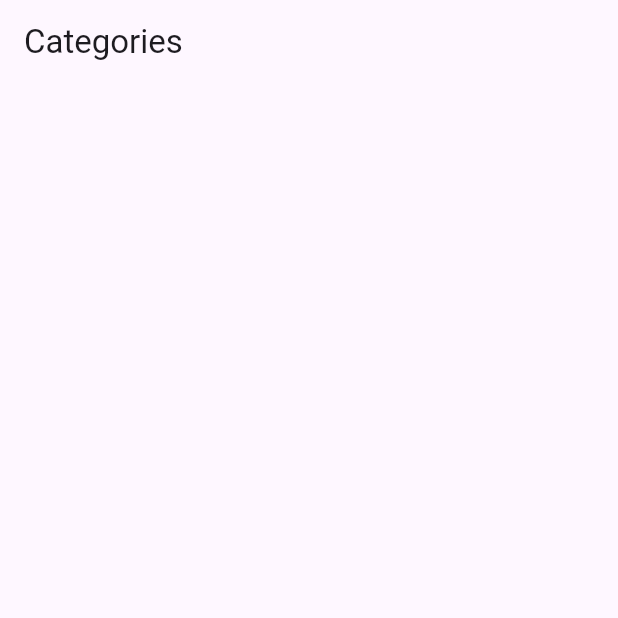
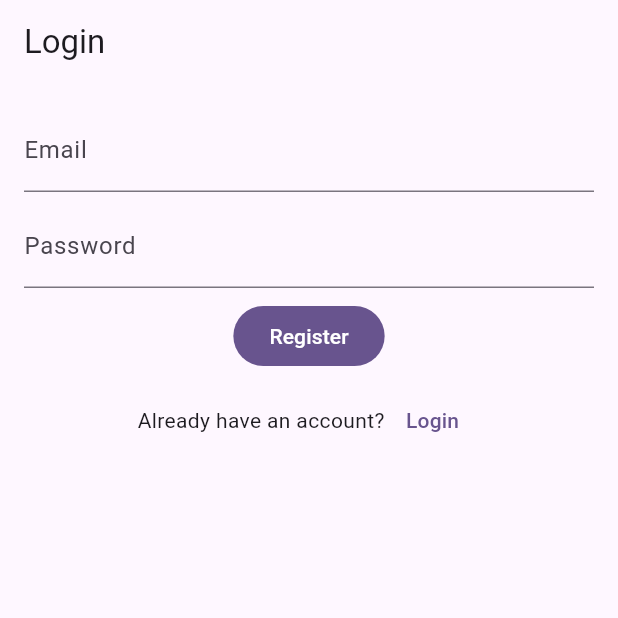
Before and after one commit to MeIsAmanda/quirknthreads-mobile, a Flutter app: the screen it shows after launch, on a phone screen of 412 x 824 dp, the top half of it. Run offline on Flutter 3.47's test engine with Material 3 defaults, Android fonts, the phone set to English and light mode, and no system bars; our stand-ins replace bloc, cloud_firestore, equatable, firebase_auth, firebase_core, flutter_bloc; missing offline and left inert: cloud_firestore_platform_interface, flutter_stripe; accounts and stored records are empty.

Commit message:
Added registration with error; need more validations though

```diff
--- a/lib/main.dart
+++ b/lib/main.dart
@@ -1,6 +1,10 @@
+import 'package:auth_client/auth_client.dart';
 import 'package:db_client/db_client.dart';
+import 'package:ecommerce_with_flutter_firebase_and_stripe/repositories/auth_repository.dart';
 import 'package:ecommerce_with_flutter_firebase_and_stripe/repositories/checkout_repository.dart';
 import 'package:ecommerce_with_flutter_firebase_and_stripe/repositories/order_repository.dart';
+import 'package:ecommerce_with_flutter_firebase_and_stripe/screens/login_screen.dart';
+import 'package:ecommerce_with_flutter_firebase_and_stripe/screens/register_screen.dart';
 import 'package:firebase_core/firebase_core.dart';
 import 'package:flutter/material.dart';
 import 'package:flutter_stripe/flutter_stripe.dart';
@@ -17,8 +21,11 @@ import 'screens/catalog_screen.dart';
 import 'screens/category_screen.dart';
 import 'screens/checkout_screen.dart';
 
+final authClient = AuthClient();
 final dbClient = DbClient();
 final paymentClient = PaymentClient();
+
+final authRepository = AuthRepository(authClient: authClient, dbClient: dbClient);
 final categoryRepository = CategoryRepository(dbClient: dbClient);
 final productRepository = ProductRepository(dbClient: dbClient);
 const cartRepository = CartRepository();
@@ -37,7 +44,8 @@ Future<void> main() async {
     options: DefaultFirebaseOptions.currentPlatform,
   );
 
-  // // TODO: Add your Stripe publishable key here
+  // Stripe publishable key here
+  // This is not secret
   Stripe.publishableKey =
       'pk_test_51P1ThsDAIh3MeY43OlsDies6FTGvca6uvc9GBqNCwA0TCtiWmDUQQLxA01SsLMfvWupARQ7bSTkPGK3kIveSyd6h006HEdoU38';
   await Stripe.instance.applySettings();
@@ -56,8 +64,18 @@ class MyApp extends StatelessWidget {
         colorScheme: ColorScheme.fromSeed(seedColor: Colors.deepPurple),
         useMaterial3: true,
       ),
-      home: const CategoriesScreen(),
+      home: const RegisterScreen(),
       onGenerateRoute: (settings) {
+        if (settings.name == '/register') {
+          return MaterialPageRoute(
+            builder: (context) => const RegisterScreen(),
+          );
+        }
+        if (settings.name == '/login') {
+          return MaterialPageRoute(
+            builder: (context) => const LoginScreen(),
+          );
+        }
         if (settings.name == '/categories') {
           return MaterialPageRoute(
             builder: (context) => const CategoriesScreen(),
--- /dev/null
+++ b/lib/models/email_status.dart
@@ -0,0 +1 @@
+enum EmailStatus {unknown, valid, invalid}
--- /dev/null
+++ b/lib/models/form_status.dart
@@ -0,0 +1,8 @@
+enum FormStatus {
+  initial,
+  valid,
+  invalid,
+  submissionInProgress,
+  submissionSuccess,
+  submissionFailure,
+}
--- /dev/null
+++ b/lib/models/password_status.dart
@@ -0,0 +1 @@
+enum PasswordStatus {unknown, valid, invalid}
--- /dev/null
+++ b/lib/repositories/auth_repository.dart
@@ -0,0 +1,55 @@
+import 'package:firebase_auth/firebase_auth.dart' as firebase_auth;
+import 'package:db_client/db_client.dart';
+import 'package:auth_client/auth_client.dart';
+
+class AuthRepository {
+  final AuthClient authClient;
+  final DbClient dbClient;
+
+  AuthRepository({
+    required this.authClient,
+    required this.dbClient,
+});
+
+  Stream<firebase_auth.User?> get authStateChanges => authClient.authStateChanges;
+
+  firebase_auth.User? get currentUser => authClient.currentUser;
+
+
+  Future<bool> register({
+    required String email,
+    required String password,
+}) async {
+    final user = await authClient.register(email: email, password: password);
+
+    if (user == null) {
+      return false;
+    }
+
+    await dbClient.set(
+      collection: 'users',
+      documentId: user.uid,
+      data: {'email': email},
+    );
+
+    return true;
+
+  }
+
+  Future<bool> login({
+    required String email,
+    required String password,
+  }) async {
+    final user = await authClient.login(email: email, password: password);
+
+    if (user == null) {
+      return false;
+    }
+    return true;
+  }
+
+  Future<void> logout() async {
+    await authClient.logout();
+  }
+
+}
--- /dev/null
+++ b/lib/screens/register_screen.dart
@@ -0,0 +1,94 @@
+import 'package:ecommerce_with_flutter_firebase_and_stripe/main.dart';
+import 'package:ecommerce_with_flutter_firebase_and_stripe/repositories/auth_repository.dart';
+import 'package:flutter/material.dart';
+import 'package:flutter_bloc/flutter_bloc.dart';
+import '../models/form_status.dart';
+import '../state/register/register_cubit.dart';
+import '../main.dart';
+
+class RegisterScreen extends StatelessWidget {
+  const RegisterScreen({super.key});
+
+  @override
+  Widget build(BuildContext context) {
+    return BlocProvider(
+      create: (context) =>
+          RegisterCubit(
+            authRepository: authRepository,
+            // authRepository: context.read<AuthRepository>(),
+          ),
+      child: const RegisterView(),
+    );
+    return const RegisterView();
+  }
+}
+
+class RegisterView extends StatelessWidget {
+  const RegisterView({super.key});
+
+  @override
+  Widget build(BuildContext context) {
+    // Implement UI and widgets
+    return BlocConsumer<RegisterCubit, RegisterState>(
+      listener: (context, state) {
+        if (state.formStatus == FormStatus.submissionSuccess){
+          ScaffoldMessenger.of(context).showSnackBar(
+            const SnackBar(content: Text('Registration Success'),
+            ),
+          );
+        }
+        if (state.formStatus == FormStatus.submissionFailure) {
+          ScaffoldMessenger.of(context).showSnackBar(
+              const SnackBar(content: Text('Registration Failure'),
+              ),
+          );
+        }
+      },
+      builder: (context, state) {
+        return Scaffold(
+            appBar: AppBar(
+              title: const Text('Login'),
+            ),
+            body: Padding(
+              padding: const EdgeInsets.all(16.0),
+              child: Column(
+                children: [
+                  TextFormField(
+                    keyboardType: TextInputType.emailAddress,
+                    decoration: const InputDecoration(label: Text('Email')),
+                    onChanged: (value) {
+                      // keep track of email (cubit)
+                      context.read<RegisterCubit>().emailChanged(value);
+                    },
+                  ),
+                  const SizedBox(height: 8.0),
+                  TextFormField(
+                    obscureText: true,
+                    decoration: const InputDecoration(label: Text('Password')),
+                    onChanged: (value) {
+                      context.read<RegisterCubit>().passwordChanged(value);
+                    },
+                  ),
+                  const SizedBox(height: 8.0),
+                  FilledButton(onPressed: (state.formStatus == FormStatus.submissionInProgress)
+                      ? null : () {
+                    context.read<RegisterCubit>().register();
+                  }, child: const Text('Register')),
+                  const SizedBox(height: 8.0),
+                  Row(
+                    mainAxisAlignment: MainAxisAlignment.center,
+                    children: [
+                      const Text('Already have an account?'),
+                      TextButton(onPressed: () {
+                        // TODO: Navigate to the login screen (GoRouter)
+                      }, child: const Text('Login')),
+                    ],
+                  )
+                ],
+              ),
+            )
+        );
+      },
+    );
+  }
+}
--- /dev/null
+++ b/lib/state/login/login_bloc.dart
@@ -0,0 +1,13 @@
+import 'package:bloc/bloc.dart';
+import 'package:meta/meta.dart';
+
+part 'login_event.dart';
+part 'login_state.dart';
+
+class LoginBloc extends Bloc<LoginEvent, LoginState> {
+  LoginBloc() : super(LoginInitial()) {
+    on<LoginEvent>((event, emit) {
+      // TODO: implement event handler
+    });
+  }
+}
--- /dev/null
+++ b/lib/state/login/login_event.dart
@@ -0,0 +1,4 @@
+part of 'login_bloc.dart';
+
+@immutable
+sealed class LoginEvent {}
--- /dev/null
+++ b/lib/state/login/login_state.dart
@@ -0,0 +1,6 @@
+part of 'login_bloc.dart';
+
+@immutable
+sealed class LoginState {}
+
+final class LoginInitial extends LoginState {}
--- /dev/null
+++ b/lib/state/register/register_cubit.dart
@@ -0,0 +1,94 @@
+import 'package:bloc/bloc.dart';
+import 'package:ecommerce_with_flutter_firebase_and_stripe/repositories/auth_repository.dart';
+import 'package:meta/meta.dart';
+import 'package:equatable/equatable.dart';
+
+import '../../models/email_status.dart';
+import '../../models/form_status.dart';
+import '../../models/password_status.dart';
+
+part 'register_state.dart';
+
+class RegisterCubit extends Cubit<RegisterState> {
+  final AuthRepository _authRepository;
+  RegisterCubit({
+    required AuthRepository authRepository,
+}) : _authRepository = authRepository,
+        super(RegisterState());
+
+
+  void emailChanged(String value) {
+    try {
+      emit(
+        state.copyWith(
+          email: value,
+          emailStatus: EmailStatus.valid, //TODO: email validation
+        ),
+      );
+    } on ArgumentError {
+     // validate email
+
+      emit(
+        state.copyWith(
+          emailStatus: EmailStatus.invalid,
+        ),
+      );
+
+    } catch(err) {
+      emit(
+        state.copyWith(
+          emailStatus: EmailStatus.invalid,
+        ),
+      );
+    }
+  }
+
+  void passwordChanged(String value){
+    try {
+      emit(
+        state.copyWith(
+          password: value,
+          passwordStatus: PasswordStatus.valid,
+        ),
+      );
+    } on ArgumentError {
+      // validate email
+
+      emit(
+        state.copyWith(
+          passwordStatus: PasswordStatus.invalid,
+        ),
+      );
+
+    } catch(err) {
+      emit(
+        state.copyWith(
+          passwordStatus: PasswordStatus.invalid,
+        ),
+      );
+    }
+  }
+
+  Future<void> register() async {
+    if (!(state.emailStatus == EmailStatus.valid) ||
+    !(state.passwordStatus == PasswordStatus.valid)) {
+      emit(state.copyWith(formStatus: FormStatus.invalid));
+      emit(state.copyWith(formStatus: FormStatus.initial));
+      return;
+    }
+
+    emit(state.copyWith(formStatus: FormStatus.submissionInProgress));
+
+    try {
+      await _authRepository.register(
+        email: state.email!,
+        password: state.password!,
+      );
+      emit (state.copyWith(formStatus: FormStatus.submissionSuccess));
+    } catch (err) {
+      emit (state.copyWith(formStatus: FormStatus.submissionFailure));
+    }
+
+  }
+
+}
--- /dev/null
+++ b/lib/state/register/register_state.dart
@@ -0,0 +1,43 @@
+part of 'register_cubit.dart';
+
+class RegisterState extends Equatable{
+  final String? email;
+  final String? password;
+  final EmailStatus emailStatus;
+  final PasswordStatus passwordStatus;
+  final FormStatus formStatus;
+
+  const RegisterState({
+    this.email,
+    this.password,
+    this.emailStatus = EmailStatus.unknown,
+    this.passwordStatus = PasswordStatus.unknown,
+    this.formStatus = FormStatus.initial,
+ });
+
+  RegisterState copyWith({
+    String? email,
+    String? password,
+    EmailStatus? emailStatus,
+    PasswordStatus? passwordStatus,
+    FormStatus? formStatus,
+}) {
+    return RegisterState(
+      email: email ?? this.email,
+      password: password ?? this.password,
+      emailStatus: emailStatus ?? this.emailStatus,
+      passwordStatus: passwordStatus ?? this.passwordStatus,
+      formStatus: formStatus ?? this.formStatus,
+    );
+  }
+
+  @override
+  List<Object?> get props => [
+    email,
+    password,
+    emailStatus,
+    passwordStatus,
+    formStatus
+  ];
+
+}
--- a/packages/auth_client/lib/src/auth_client.dart
+++ b/packages/auth_client/lib/src/auth_client.dart
@@ -1 +1,52 @@
-class AuthClient{}
+import 'package:firebase_auth/firebase_auth.dart' as firebase_auth;
+
+class AuthClient{
+  final firebase_auth.FirebaseAuth _firebaseAuth;
+
+  AuthClient({firebase_auth.FirebaseAuth? firebaseAuth})
+    : _firebaseAuth = firebaseAuth ?? firebase_auth.FirebaseAuth.instance;
+
+
+  Stream<firebase_auth.User?> get authStateChanges => _firebaseAuth.authStateChanges();
+
+  firebase_auth.User? get currentUser => _firebaseAuth.currentUser;
+
+  Future<firebase_auth.User?>register({
+    required String email,
+    required String password,
+}) async {
+    try {
+      final credential = await _firebaseAuth.createUserWithEmailAndPassword(
+          email: email,
+          password: password
+      );
+    } catch (err) {
+      throw Exception('Failed to register: $err');
+    }
+  }
+
+  Future<firebase_auth.User?> login({
+    required String email,
+    required String password,
+  }) async {
+    try {
+      final credential = await _firebaseAuth.signInWithEmailAndPassword(
+          email: email,
+          password: password
+      );
+      return credential.user;
+    } catch (err) {
+      throw Exception('Failed to login: $err');
+    }
+
+  }
+
+  Future<void> logout() async {
+    try {
+      await _firebaseAuth.signOut();
+
+    } catch (err) {
+      throw Exception('Failed to logout: $err');
+    }
+  }
+}
--- a/packages/auth_client/pubspec.yaml
+++ b/packages/auth_client/pubspec.yaml
@@ -8,6 +8,7 @@ environment:
   flutter: ">=1.17.0"
 
 dependencies:
+  firebase_auth: ^4.19.2
   flutter:
     sdk: flutter
 
--- a/pubspec.yaml
+++ b/pubspec.yaml
@@ -10,6 +10,8 @@ environment:
 dependencies:
   flutter:
     sdk: flutter
+  auth_client:
+    path: packages/auth_client
   db_client:
     path: packages/db_client
   payment_client:
@@ -21,6 +23,8 @@ dependencies:
   cloud_firestore: ^4.13.6
   uuid: ^4.2.2
   flutter_stripe: ^10.0.0
+  firebase_auth: ^4.19.2
+  flutter_bloc: ^8.1.5
 
 dev_dependencies:
   flutter_test:
```
Also changed, not shown: lib/screens/login_screen.dart (added, +58 -0 lines), packages/db_client/lib/src/db_client.dart (+13 -0 lines), pubspec.lock.
